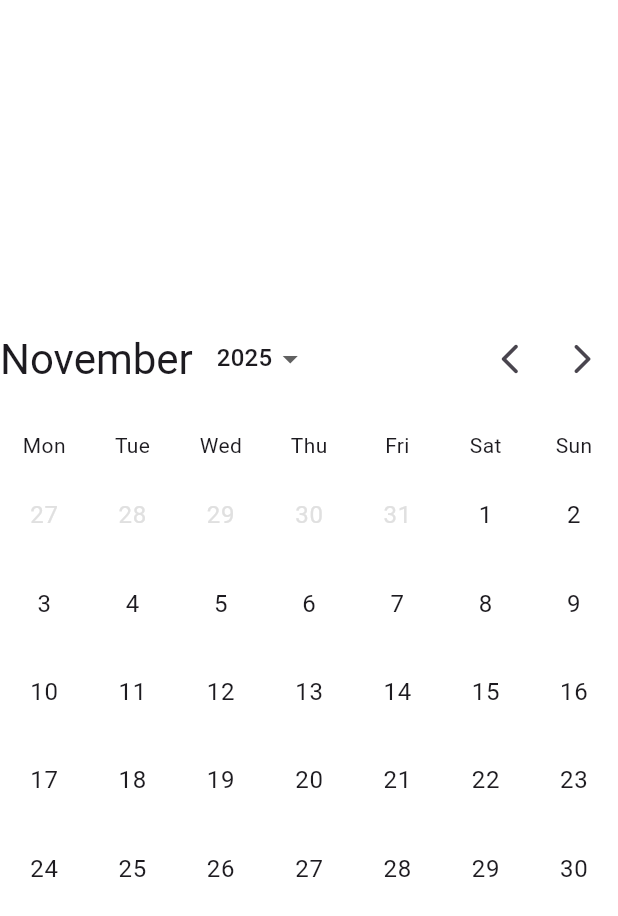
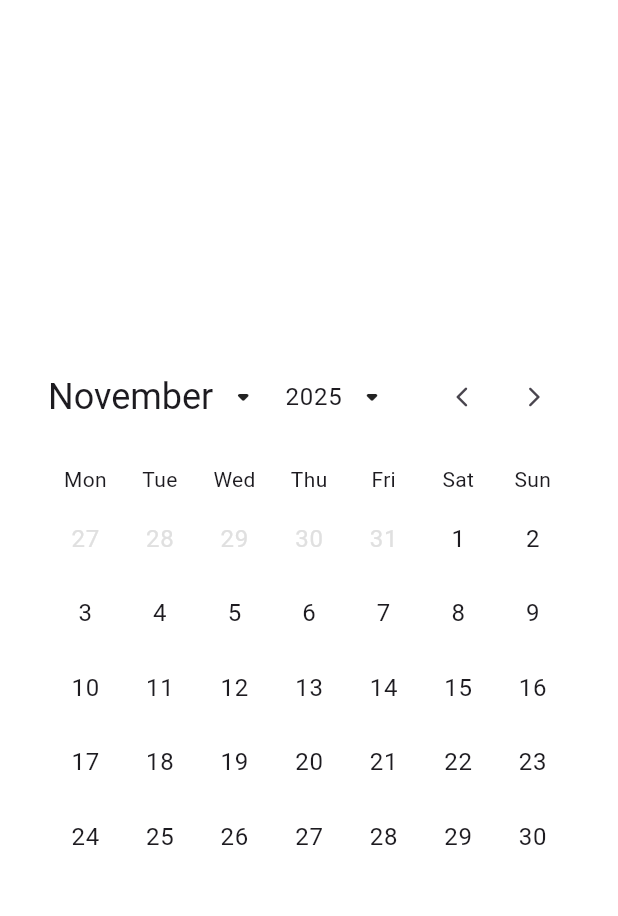
Before and after one commit to riccardocescon/multi_selection_calendar, a Flutter app: the screen it shows after launch, after a tap on the "arrow back ios new" icon, on a phone screen of 412 x 824 dp. Shown: the top 916 px of the screen. Run offline on Flutter 3.47's test engine with Material 3 defaults, Android fonts, the phone set to English and light mode, and no system bars.

Commit message:
Added HeaderDecoration

```diff
--- a/example/lib/main.dart
+++ b/example/lib/main.dart
@@ -33,8 +33,9 @@ class MyApp extends StatelessWidget {
         colorScheme: .fromSeed(seedColor: Colors.deepPurple),
       ),
       home: Center(
-        child: SizedBox(
+        child: Container(
           width: 600,
+          padding: const EdgeInsets.all(32),
           child: MultiSelectionCalendar(
             initialSelections: [
               CalendarSelection(
--- a/lib/entities/calendar_decorations.dart
+++ b/lib/entities/calendar_decorations.dart
@@ -18,7 +18,7 @@ class DayDecoration {
     this.selectedDayBackgroundColor,
     this.cellBackgroundColor,
     this.disabledDayBackgroundColor,
-    this.cellSelectionAlpha = 120,
+    this.cellSelectionAlpha = 80,
   }) : assert(
          (cellSelectionAlpha >= 0 && cellSelectionAlpha <= 255),
          'cellSelectionAlpha must be between 0 and 255',
--- /dev/null
+++ b/lib/entities/calendar_picker_decoration.dart
@@ -0,0 +1,15 @@
+import 'package:flutter/material.dart';
+
+class CalendarPickerDecoration {
+  final double borderRadius;
+  final double padding;
+  final Color? backgroundColor;
+  final TextStyle? textStyle;
+
+  const CalendarPickerDecoration({
+    this.borderRadius = 16,
+    this.padding = 8.0,
+    this.backgroundColor,
+    this.textStyle,
+  });
+}
--- /dev/null
+++ b/lib/entities/header_decoration.dart
@@ -0,0 +1,15 @@
+import 'package:flutter/widgets.dart';
+
+class HeaderDecoration {
+  final bool shortMonthName;
+  final TextStyle? monthTextStyle;
+  final TextStyle? yearTextStyle;
+  final double iconSize;
+
+  const HeaderDecoration({
+    this.shortMonthName = false,
+    this.monthTextStyle,
+    this.yearTextStyle,
+    this.iconSize = 16,
+  });
+}
--- a/lib/widgets/components/day_cell.dart
+++ b/lib/widgets/components/day_cell.dart
@@ -114,26 +114,38 @@ class _DayCell extends StatelessWidget {
             Radius.circular(dayDecoration.selectedRadius),
           );
         } else {
-          // Start of selection
-          borderRadius = BorderRadius.only(
-            topLeft: Radius.circular(dayDecoration.selectedRadius),
-            bottomLeft: Radius.circular(dayDecoration.selectedRadius),
+          final backgroundBorder = BorderRadius.only(
+            topLeft: Radius.circular(9999),
+            bottomLeft: Radius.circular(9999),
+          );
+          borderRadius = BorderRadius.all(Radius.circular(9999));
+          decorations.add(
+            BoxDecoration(
+              color: selectionColor.withAlpha(dayDecoration.cellSelectionAlpha),
+              borderRadius: backgroundBorder,
+            ),
           );
         }
       } else if (date.isSameDate(selection.end)) {
         selectionColor = selection.color;
 
-        // End of selection
-        borderRadius = BorderRadius.only(
-          topRight: Radius.circular(dayDecoration.selectedRadius),
-          bottomRight: Radius.circular(dayDecoration.selectedRadius),
+        final backgroundBorder = BorderRadius.only(
+          topRight: Radius.circular(9999),
+          bottomRight: Radius.circular(9999),
+        );
+        borderRadius = BorderRadius.all(Radius.circular(9999));
+        decorations.add(
+          BoxDecoration(
+            color: selectionColor.withAlpha(dayDecoration.cellSelectionAlpha),
+            borderRadius: backgroundBorder,
+          ),
         );
       } else if (date.isAfter(selection.start) &&
           date.isBefore(selection.end)) {
         selectionColor = selection.color.withAlpha(
           dayDecoration.cellSelectionAlpha,
         );
-        // No border radius for middle days
+
         borderRadius = null;
       }
 
--- /dev/null
+++ b/lib/widgets/components/header.dart
@@ -0,0 +1,97 @@
+part of '../multi_selection_calendar.dart';
+
+class _Header extends StatelessWidget {
+  const _Header({
+    required this.selectedYear,
+    required this.monthIndex,
+    required this.minYear,
+    required this.maxYear,
+    required this.enablePrevMonth,
+    required this.enableNextMonth,
+    required this.loadPrevMonth,
+    required this.loadNextMonth,
+    required this.loadNewYear,
+    required this.onChangeMonth,
+    required this.onChangeYear,
+    required this.decoration,
+  });
+
+  final int selectedYear;
+  final int monthIndex;
+  final int minYear;
+  final int maxYear;
+  final bool enablePrevMonth;
+  final bool enableNextMonth;
+  final VoidCallback loadPrevMonth;
+  final VoidCallback loadNextMonth;
+  final void Function(int year) loadNewYear;
+  final VoidCallback onChangeMonth;
+  final VoidCallback onChangeYear;
+  final HeaderDecoration decoration;
+
+  @override
+  Widget build(BuildContext context) {
+    return Row(
+      children: [
+        Expanded(
+          child: Row(
+            spacing: 16,
+            children: [
+              GestureDetector(
+                behavior: HitTestBehavior.translucent,
+                onTap: onChangeMonth,
+                child: Row(
+                  spacing: 8,
+                  children: [
+                    Text(
+                      (decoration.shortMonthName
+                              ? DateFormat.MMM()
+                              : DateFormat.MMMM())
+                          .format(DateTime(selectedYear, monthIndex + 1)),
+                      style:
+                          decoration.monthTextStyle ??
+                          Theme.of(context).textTheme.headlineSmall,
+                    ),
+                    Icon(Icons.arrow_drop_down_rounded),
+                  ],
+                ),
+              ),
+              GestureDetector(
+                behavior: HitTestBehavior.translucent,
+                onTap: onChangeYear,
+                child: Row(
+                  spacing: 8,
+                  children: [
+                    Text(
+                      DateFormat.y().format(
+                        DateTime(selectedYear, monthIndex + 1),
+                      ),
+                      style:
+                          decoration.yearTextStyle ??
+                          Theme.of(context).textTheme.bodyLarge,
+                    ),
+                    Icon(Icons.arrow_drop_down_rounded),
+                  ],
+                ),
+              ),
+            ],
+          ),
+        ),
+        Row(
+          children: [
+            IconButton(
+              onPressed: enablePrevMonth ? loadPrevMonth : null,
+              icon: const Icon(Icons.arrow_back_ios_new_rounded),
+              iconSize: decoration.iconSize,
+            ),
+            IconButton(
+              onPressed: enableNextMonth ? loadNextMonth : null,
+              icon: const Icon(Icons.arrow_forward_ios_rounded),
+              iconSize: decoration.iconSize,
+            ),
+          ],
+        ),
+      ],
+    );
+  }
+}
--- a/lib/widgets/multi_selection_calendar.dart
+++ b/lib/widgets/multi_selection_calendar.dart
@@ -2,6 +2,8 @@ import 'package:flutter/material.dart';
 import 'package:intl/intl.dart';
 import 'package:multi_selection_calendar/entities/calendar_animation_settings.dart';
 import 'package:multi_selection_calendar/entities/calendar_decorations.dart';
+import 'package:multi_selection_calendar/entities/calendar_picker_decoration.dart';
+import 'package:multi_selection_calendar/entities/header_decoration.dart';
 import 'package:multi_selection_calendar/entities/month.dart';
 import 'package:multi_selection_calendar/enums/enums.dart';
 import 'package:multi_selection_calendar/notifiers/selection_notifier.dart';
@@ -9,6 +11,8 @@ import 'package:multi_selection_calendar/extensions/extensions.dart';
 
 part 'components/month_calendar.dart';
 part 'components/day_cell.dart';
+part 'components/header.dart';
+part 'components/pick_element.dart';
 
 class MultiSelectionCalendar extends StatefulWidget {
   const MultiSelectionCalendar({
@@ -17,6 +21,8 @@ class MultiSelectionCalendar extends StatefulWidget {
     this.initialSelections = const [],
     this.initMonthIndex,
     this.dayDecoration,
+    this.pickerDecoration,
+    this.headerDecoration,
     this.onSelectionAdded,
     this.minYear,
     this.maxYear,
@@ -47,6 +53,8 @@ class MultiSelectionCalendar extends StatefulWidget {
     CalendarSelection? initialSelection,
     int? initMonthIndex,
     DayDecoration? dayDecoration,
+    CalendarPickerDecoration? pickerDecoration,
+    HeaderDecoration? headerDecoration,
     void Function(CalendarSelection selection)? onSelectionAdded,
     int? minYear,
     int? maxYear,
@@ -60,6 +68,8 @@ class MultiSelectionCalendar extends StatefulWidget {
       VoidCallback? onLoadNextMonth,
       VoidCallback? onLoadPrevMonth,
       void Function(int year) onLoadNewYear,
+      VoidCallback? onChangeMonth,
+      VoidCallback? onChangeYear,
     )?
     headerBuilder,
   }) {
@@ -68,6 +78,8 @@ class MultiSelectionCalendar extends StatefulWidget {
       initialSelections: initialSelection != null ? [initialSelection] : [],
       initMonthIndex: initMonthIndex,
       dayDecoration: dayDecoration,
+      pickerDecoration: pickerDecoration,
+      headerDecoration: headerDecoration,
       onSelectionAdded: onSelectionAdded,
       minYear: minYear,
       maxYear: maxYear,
@@ -95,6 +107,12 @@ class MultiSelectionCalendar extends StatefulWidget {
   /// Decoration for each day cell in the calendar.
   final DayDecoration? dayDecoration;
 
+  /// Decoration for the month picker.
+  final CalendarPickerDecoration? pickerDecoration;
+
+  /// Decoration for the header of the calendar.
+  final HeaderDecoration? headerDecoration;
+
   /// Callback when a new selection is added.
   final void Function(CalendarSelection selection)? onSelectionAdded;
 
@@ -110,6 +128,7 @@ class MultiSelectionCalendar extends StatefulWidget {
   /// Selection settings for the calendar.
   final SelectionSettings? selectionSettings;
 
+  /// Animation settings for month transitions.
   final CalendarAnimationSettings? animationSettings;
 
   /// Custom builder for day cells.
@@ -130,6 +149,8 @@ class MultiSelectionCalendar extends StatefulWidget {
     VoidCallback? onLoadNextMonth,
     VoidCallback? onLoadPrevMonth,
     void Function(int year) onLoadNewYear,
+    VoidCallback? onChangeMonth,
+    VoidCallback? onChangeYear,
   )?
   headerBuilder;
 
@@ -144,6 +165,8 @@ class _MultiSelectionCalendarState extends State<MultiSelectionCalendar> {
   late int minYear = widget.minYear ?? DateTime.now().year - 5;
   late int maxYear = widget.maxYear ?? DateTime.now().year + 5;
   late int selectedYear = widget.initYear ?? DateTime.now().year;
+
+  _PageView _currentPageView = _PageView.days;
 
   List<Month> get months => List.generate(12, (month) {
     final daysInMonth = DateTime(selectedYear, month + 2, 0).day;
@@ -196,20 +219,20 @@ class _MultiSelectionCalendarState extends State<MultiSelectionCalendar> {
       }
     }
 
+    final calendarDecoration =
+        widget.pickerDecoration ?? CalendarPickerDecoration();
+
     return Material(
       color: Colors.transparent,
       child: Column(
         mainAxisSize: MainAxisSize.min,
         spacing: 16,
         children: [
-          widget.headerBuilder?.call(
-                selectedYear,
-                monthIndex,
-                enableNextMonth ? _loadNextMonth : null,
-                enablePrevMonth ? _loadPrevMonth : null,
-                _loadNewYear,
-              ) ??
           _header(),
+
+          Stack(
+            alignment: Alignment.center,
+            children: [
               _MonthCalendar(
                 selectionNotifier: _selectionNotifier,
                 month: months[monthIndex],
@@ -222,56 +245,103 @@ class _MultiSelectionCalendarState extends State<MultiSelectionCalendar> {
                 animationSettings:
                     widget.animationSettings ?? CalendarAnimationSettings(),
               ),
+
+              if (_currentPageView == _PageView.months)
+                Positioned.fill(
+                  child: _PickElement(
+                    itemCount: 12,
+                    itemBuilder: (index) {
+                      final isSelected = index == monthIndex;
+                      return Text(
+                        DateFormat.MMMM().format(DateTime(2000, index + 1)),
+                        style:
+                            calendarDecoration.textStyle ??
+                            Theme.of(context).textTheme.bodyLarge?.copyWith(
+                              color: isSelected ? Colors.white : null,
+                            ),
+                      );
+                    },
+                    elementIndex: monthIndex,
+                    decoration:
+                        widget.pickerDecoration ?? CalendarPickerDecoration(),
+                    onElementPicked: (elementIndex) {
+                      setState(() {
+                        monthIndex = elementIndex;
+                        _currentPageView = _PageView.days;
+                      });
+                    },
+                  ),
+                ),
+
+              if (_currentPageView == _PageView.years)
+                Positioned.fill(
+                  child: _PickElement(
+                    itemCount: maxYear - minYear + 20,
+                    itemBuilder: (index) {
+                      final year = minYear + index;
+                      final isSelected = year == selectedYear;
+                      final isInRange = year >= minYear && year <= maxYear;
+
+                      final textStyle =
+                          calendarDecoration.textStyle ??
+                          Theme.of(context).textTheme.bodyLarge?.copyWith(
+                            color: isSelected ? Colors.white : null,
+                          );
+                      return Text(
+                        DateFormat.y().format(DateTime(year, 1)),
+                        style: textStyle?.copyWith(
+                          color: isInRange
+                              ? textStyle.color
+                              : textStyle.color?.withAlpha(80),
+                        ),
+                      );
+                    },
+                    enabled: (index) =>
+                        (minYear + index) >= minYear &&
+                        (minYear + index) <= maxYear,
+                    elementIndex: selectedYear - minYear,
+                    decoration:
+                        widget.pickerDecoration ?? CalendarPickerDecoration(),
+                    onElementPicked: (elementIndex) {
+                      setState(() {
+                        selectedYear = minYear + elementIndex;
+                        _currentPageView = _PageView.days;
+                      });
+                    },
+                  ),
+                ),
+            ],
+          ),
         ],
       ),
     );
   }
 
   Widget _header() {
-    return Row(
-      children: [
-        Expanded(
-          child: Row(
-            spacing: 16,
-            children: [
-              Text(
-                DateFormat.MMMM().format(
-                  DateTime(DateTime.now().year, monthIndex + 1),
-                ),
-                style: Theme.of(context).textTheme.headlineMedium,
-              ),
-              DropdownButton(
-                underline: const SizedBox.shrink(),
-                items: List.generate(maxYear - minYear, (relativeYear) {
-                  final year = minYear + relativeYear;
-                  return DropdownMenuItem(
-                    value: year,
-                    child: Text(year.toString()),
+    final customHeader = widget.headerBuilder?.call(
+      selectedYear,
+      monthIndex,
+      enableNextMonth ? _loadNextMonth : null,
+      enablePrevMonth ? _loadPrevMonth : null,
+      _loadNewYear,
+      _changeMonth,
+      _changeYear,
     );
-                }),
-                onChanged: (newYear) {
-                  if (newYear == null) return;
 
-                  _loadNewYear(newYear);
-                },
-                value: selectedYear,
-              ),
-            ],
-          ),
-        ),
-        Row(
-          children: [
-            IconButton(
-              onPressed: enablePrevMonth ? _loadPrevMonth : null,
-              icon: const Icon(Icons.arrow_back_ios_new_rounded),
-            ),
-            IconButton(
-              onPressed: enableNextMonth ? _loadNextMonth : null,
-              icon: const Icon(Icons.arrow_forward_ios_rounded),
-            ),
-          ],
-        ),
-      ],
+    return customHeader ??
+        _Header(
+          selectedYear: selectedYear,
+          monthIndex: monthIndex,
+          minYear: minYear,
+          maxYear: maxYear,
+          enablePrevMonth: enablePrevMonth,
+          enableNextMonth: enableNextMonth,
+          loadPrevMonth: _loadPrevMonth,
+          loadNextMonth: _loadNextMonth,
+          loadNewYear: _loadNewYear,
+          onChangeMonth: _changeMonth,
+          onChangeYear: _changeYear,
+          decoration: widget.headerDecoration ?? HeaderDecoration(),
         );
   }
 
@@ -312,4 +382,32 @@ class _MultiSelectionCalendarState extends State<MultiSelectionCalendar> {
       selectedYear = year;
     });
   }
+
+  void _changeMonth() {
+    if (_currentPageView == _PageView.months) {
+      setState(() {
+        _currentPageView = _PageView.days;
+      });
+      return;
     }
+
+    setState(() {
+      _currentPageView = _PageView.months;
+    });
+  }
+
+  void _changeYear() {
+    if (_currentPageView == _PageView.years) {
+      setState(() {
+        _currentPageView = _PageView.days;
+      });
+      return;
+    }
+
+    setState(() {
+      _currentPageView = _PageView.years;
+    });
+  }
+}
+
+enum _PageView { days, months, years }
```
Also changed, not shown: lib/widgets/components/pick_element.dart (added, +109 -0 lines). Lines whose indentation alone changed are shown as unchanged.
